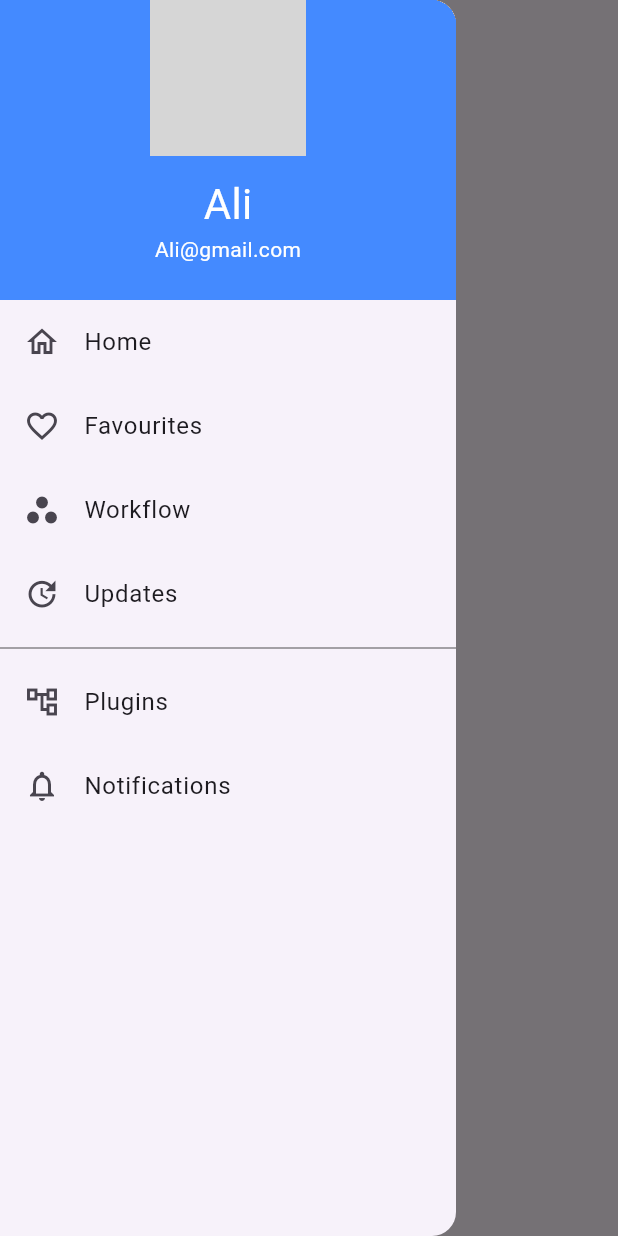
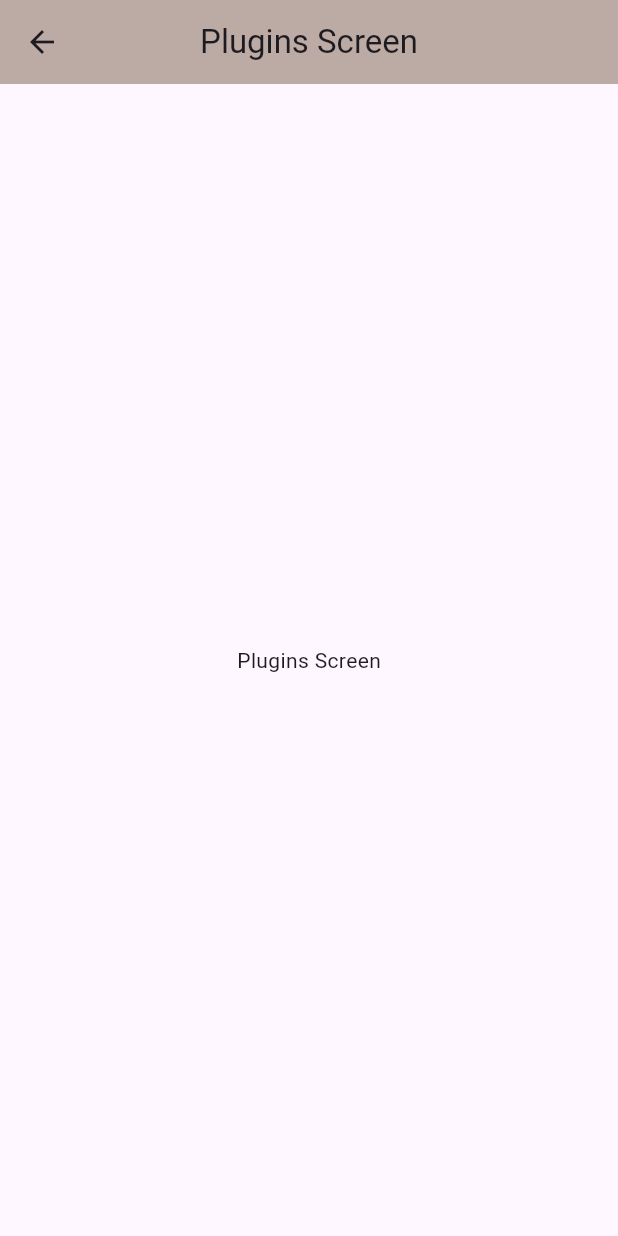
Before and after one commit to MuhammadAmirKhan-57/drawer_example, a Flutter app: the DrawerScreen screen opened directly, in the side drawer, after a tap on "Plugins", on a phone screen of 412 x 824 dp. Run offline on Flutter 3.47's test engine with Material 3 defaults, Android fonts, the light colour scheme and no system bars; network calls fail; statements that could not run were skipped; grey boxes are pictures that could not be loaded.

Commit message:
Added Plugin Screen

```diff
--- a/lib/drawer/drawer.screen.dart
+++ b/lib/drawer/drawer.screen.dart
@@ -1,5 +1,6 @@
 import 'package:drawer_example/screens/favourites_screen.dart';
 import 'package:drawer_example/screens/home_screen.dart';
+import 'package:drawer_example/screens/plugins_screen.dart';
 import 'package:drawer_example/screens/profile_screen.dart';
 import 'package:drawer_example/screens/update_screen.dart';
 import 'package:drawer_example/screens/workflow_screen.dart';
@@ -94,7 +95,10 @@ class DrawerScreen extends StatelessWidget {
                 ListTile(
                   leading: Icon(Icons.account_tree_outlined),
                   title: Text('Plugins'),
-                  onTap: (){},
+                  onTap: (){
+                     Navigator.pop(context);
+                     Navigator.push(context, MaterialPageRoute(builder: (context) => PluginScreen()));
+                  },
                 ),
                 ListTile(
                   leading: Icon(Icons.notifications_outlined),
--- /dev/null
+++ b/lib/screens/plugins_screen.dart
@@ -0,0 +1,19 @@
+import 'package:flutter/material.dart';
+
+class PluginScreen extends StatelessWidget {
+  const PluginScreen({super.key});
+
+  @override
+  Widget build(BuildContext context) {
+    return Scaffold(
+      appBar: AppBar(
+        centerTitle: true,
+        title: Text('Plugins Screen'),
+        backgroundColor: Colors.brown.shade200,
+      ),
+      body: Center(
+        child: Text('Plugins Screen'),
+      ),
+    );
+  }
+}
```
